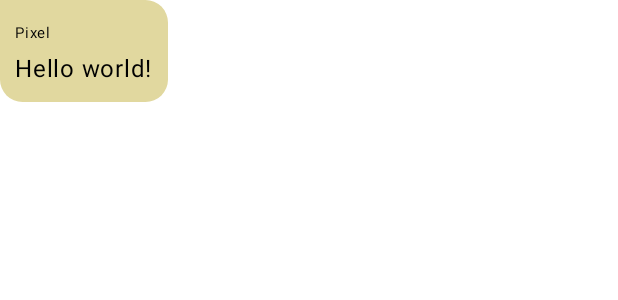
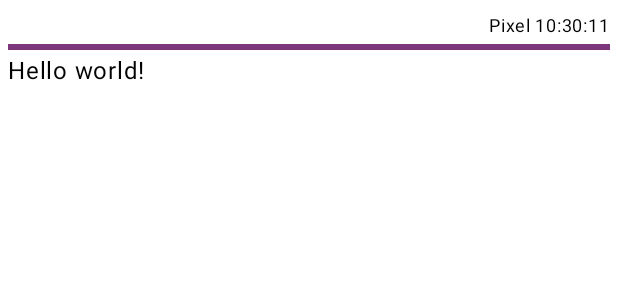
Before and after one commit to Morfinic/ProjektAndroid, an Android app built with Jetpack Compose: the @Preview function ChatMessagePreview, on a phone screen of 412 x 824 dp. Shown: the top 300 px of the screen. Run offline under Robolectric (Android 15) with nearby library versions, the phone set to English and light mode, and no system bars.

```diff
--- a/app/src/main/java/com/example/projektandroid/data/AndroidBluetoothController.kt
+++ b/app/src/main/java/com/example/projektandroid/data/AndroidBluetoothController.kt
@@ -113,6 +113,8 @@ class AndroidBluetoothController(private val context: Context): BluetoothControl
             return
         }
 
+        updatePairedDevices()
+
         bluetoothAdapter?.cancelDiscovery()
     }
 
@@ -227,6 +229,8 @@ class AndroidBluetoothController(private val context: Context): BluetoothControl
     }
 
     override fun closeConnection() {
+        updatePairedDevices()
+
         currentClientSocket?.close()
         currentServerSocket?.close()
 
--- a/app/src/main/java/com/example/projektandroid/view/BluetoothUiState.kt
+++ b/app/src/main/java/com/example/projektandroid/view/BluetoothUiState.kt
@@ -8,6 +8,7 @@ data class BluetoothUiState(
     val pairedDevices: List<BluetoothDevice> = emptyList(),
     val isConnected: Boolean = false,
     val isConnecting: Boolean = false,
+    val isScanning: Boolean = false,
     val errorMessage: String? = null,
     val messages: List<BluetoothMessage> = emptyList()
 )
--- a/app/src/main/java/com/example/projektandroid/view/components/ChatMessage.kt
+++ b/app/src/main/java/com/example/projektandroid/view/components/ChatMessage.kt
@@ -2,21 +2,24 @@ package com.example.projektandroid.view.components
 
 import androidx.compose.foundation.background
 import androidx.compose.foundation.layout.Column
+import androidx.compose.foundation.layout.fillMaxWidth
 import androidx.compose.foundation.layout.padding
 import androidx.compose.foundation.layout.widthIn
-import androidx.compose.foundation.shape.RoundedCornerShape
+import androidx.compose.material3.HorizontalDivider
 import androidx.compose.material3.Text
 import androidx.compose.runtime.Composable
+import androidx.compose.ui.Alignment
 import androidx.compose.ui.Modifier
-import androidx.compose.ui.draw.clip
 import androidx.compose.ui.graphics.Color
 import androidx.compose.ui.tooling.preview.Preview
 import androidx.compose.ui.unit.dp
 import androidx.compose.ui.unit.sp
 import com.example.projektandroid.chat.BluetoothMessage
 import com.example.projektandroid.ui.theme.OldRose
+import com.example.projektandroid.ui.theme.Plum
 import com.example.projektandroid.ui.theme.ProjektAndroidTheme
-import com.example.projektandroid.ui.theme.Vanilla
+import java.text.SimpleDateFormat
+import java.util.Date
 
 @Composable
 fun ChatMessage(
@@ -25,30 +28,44 @@ fun ChatMessage(
 ){
     Column(
         modifier = modifier
-            .clip(
-                RoundedCornerShape(
-                    topStart = if (message.isFromLocalUser) 15.dp else 0.dp,
-                    topEnd = 15.dp,
-                    bottomStart = 15.dp,
-                    bottomEnd = if (message.isFromLocalUser) 0.dp else 15.dp
-                )
-            )
+            .fillMaxWidth()
+//            .clip(
+//                RoundedCornerShape(
+//                    topStart = if (message.isFromLocalUser) 15.dp else 0.dp,
+//                    topEnd = 15.dp,
+//                    bottomStart = 15.dp,
+//                    bottomEnd = if (message.isFromLocalUser) 0.dp else 15.dp
+//                )
+//            )
             .background(
-                if (message.isFromLocalUser) OldRose else Vanilla
+//                if (message.isFromLocalUser) OldRose else Vanilla
+                Color.White
             )
             .padding(
-                10.dp
+                5.dp
             )
     ) {
         Text(
-            text = message.senderName,
-            fontSize = 10.sp,
-            color = Color.Black
+            text = message.senderName +
+                    " " +
+                    SimpleDateFormat("HH:mm:ss")
+                        .format(Date()),
+            fontSize = 12.sp,
+            color = Color.Black,
+            modifier = Modifier.align(
+                if (message.isFromLocalUser) Alignment.Start else Alignment.End
+            )
+        )
+        HorizontalDivider(
+            thickness = 4.dp,
+            color = if (message.isFromLocalUser) OldRose else Plum
         )
         Text(
             text = message.message,
             color = Color.Black,
-            modifier = Modifier.widthIn(max = 250.dp)
+            modifier = Modifier
+                .widthIn(max = 250.dp)
+                .padding(top = 2.dp)
         )
     }
 }
```
Also changed, not shown: app/src/main/java/com/example/projektandroid/view/BluetoothViewModel.kt (+12 -2 lines), app/src/main/java/com/example/projektandroid/view/MainActivity.kt (+8 -1 lines), app/src/main/java/com/example/projektandroid/view/components/DeviceScreen.kt (+58 -31 lines), app/src/main/java/com/example/projektandroid/view/components/ScanScreen.kt (added, +49 -0 lines).
